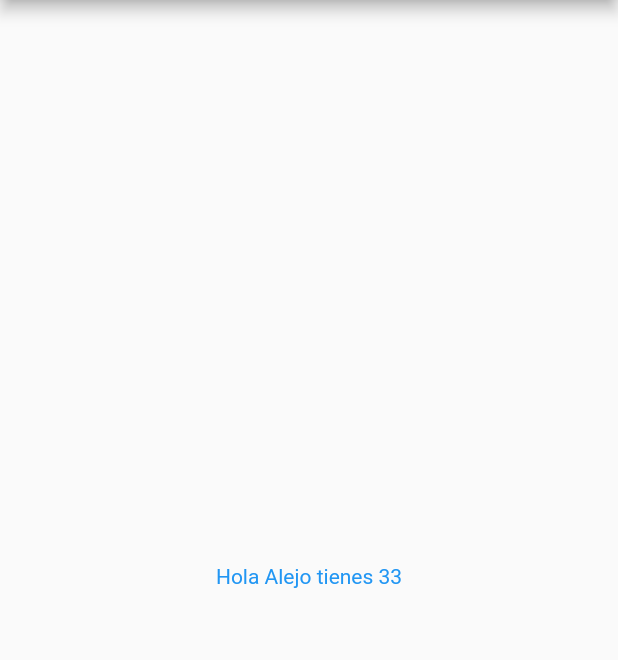
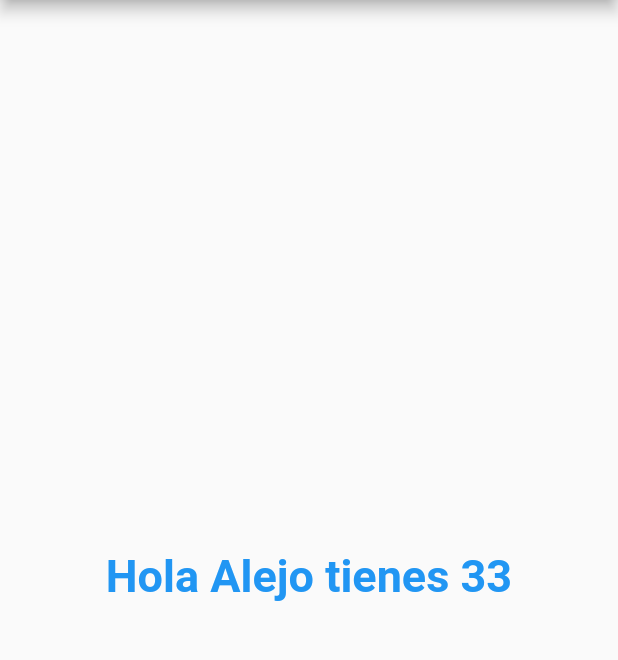
Before and after one commit to Schrei01/FlutterApp, a Flutter app: the NewPage screen opened by its route, after a tap on "Hola todo bien", on a phone screen of 412 x 824 dp, the part 84-744 px from its top. Run offline on Flutter 3.47's test engine with Material 2 defaults, Android fonts, the phone set to English and light mode, and no system bars.

```diff
--- a/flutter_app/lib/app.dart
+++ b/flutter_app/lib/app.dart
@@ -3,6 +3,7 @@ import 'package:flutter_app/config/app_routes.dart';
 import 'package:flutter_app/design/themes.dart';
 import 'package:flutter_app/models/user.dart';
 import 'package:flutter_app/pages/home_page.dart';
+import 'package:flutter_app/pages/login_page.dart';
 import 'package:flutter_app/pages/new_page.dart';
 import 'package:flutter_app/pages/other_page.dart';
 
@@ -28,7 +29,7 @@ class App extends StatelessWidget {
                 builder: (context) =>
                     OtherPage(userData: settings.arguments as User));
           default:
-            return MaterialPageRoute(builder: (context) => HomePage());
+            return MaterialPageRoute(builder: (context) => const LogInOPage());
         }
       },
     );
--- a/flutter_app/lib/design/themes.dart
+++ b/flutter_app/lib/design/themes.dart
@@ -21,6 +21,18 @@ class AppThemes {
           color: AppColors.brandLightColor),
       headlineLarge:
           TextStyle(fontSize: 21.0, color: AppColors.brandPrimaryColor),
+      labelLarge: TextStyle(
+          fontSize: 30.0,
+          fontWeight: FontWeight.bold,
+          color: AppColors.brandPrimaryColor),
+      labelMedium: TextStyle(
+          fontSize: 20.0,
+          fontWeight: FontWeight.w400,
+          color: AppColors.brandLigthDarkColor),
+      labelSmall: TextStyle(
+          fontSize: 16.0,
+          fontWeight: FontWeight.bold,
+          color: AppColors.brandDarkColor),
       bodyLarge: TextStyle(fontSize: 14.0),
       bodyMedium: TextStyle(fontSize: 13.0),
       bodySmall: TextStyle(fontSize: 10.0),
```
Also changed, not shown: flutter_app/lib/design/copys.dart (added, +17 -0 lines), flutter_app/lib/pages/login_page.dart (added, +38 -0 lines).
